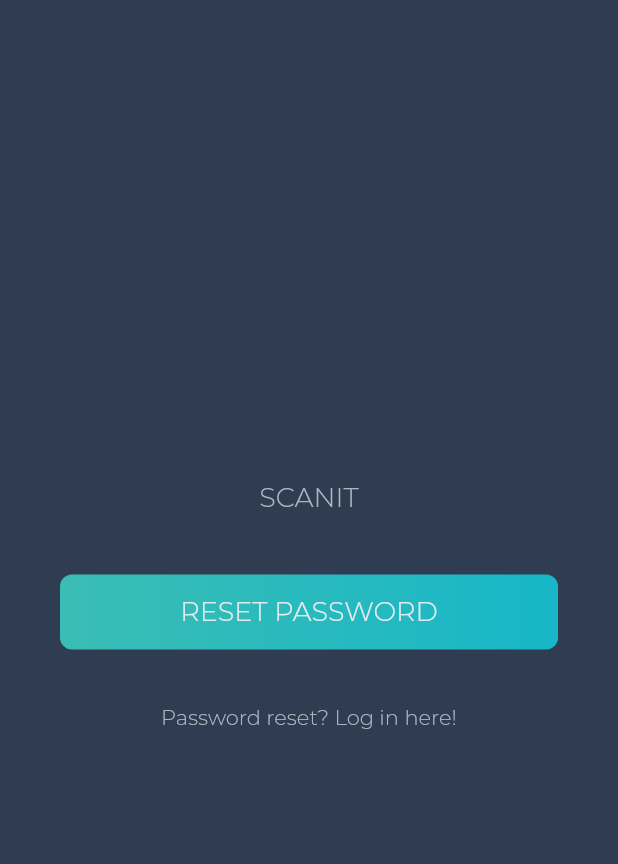
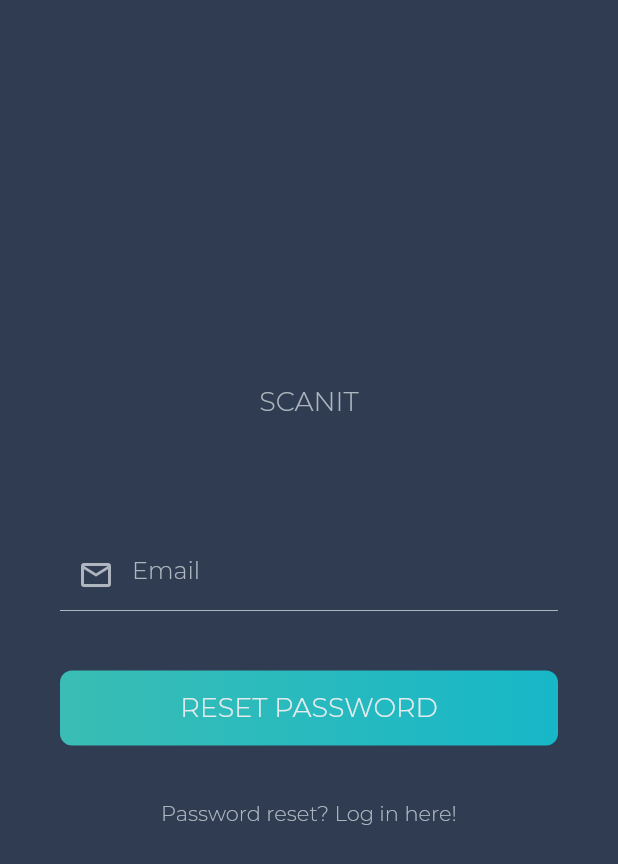
Before and after one commit to AndresGutierrez01/ScanIt, a Flutter app: the ForgotPassword screen opened directly, on a phone screen of 412 x 824 dp. Shown: the top 864 px of the screen. Run offline on Flutter 3.47's test engine with Material 2 defaults, Android fonts, the phone set to English and light mode, and no system bars.

Commit message:
Created forgotpasswordform widget

```diff
--- a/MobileApp/scanit/lib/pages/ForgotPassword.dart
+++ b/MobileApp/scanit/lib/pages/ForgotPassword.dart
@@ -1,5 +1,6 @@
 import 'package:flutter/material.dart';
 import 'package:scanit/utilites/AppColors.dart';
+import 'package:scanit/widgets/ForgotPasswordForm.dart';
 import 'package:scanit/widgets/FormButton.dart';
 import 'package:scanit/widgets/MainBanner.dart';
 import 'package:scanit/widgets/SlideLeftRoute.dart';
@@ -40,6 +41,7 @@ class _ForgotPasswordState extends State<ForgotPassword> {
                 Padding(
                   padding: EdgeInsets.all(20),
                 ),
+                ForgotPasswordForm(emailCtr: email,),
                 FormButton(text: "RESET PASSWORD", onTap: resetPassword),
                 Padding(padding: EdgeInsets.all(10),),
                 TextButton(
--- /dev/null
+++ b/MobileApp/scanit/lib/widgets/ForgotPasswordForm.dart
@@ -0,0 +1,33 @@
+import 'package:flutter/material.dart';
+import 'package:scanit/utilites/AppColors.dart';
+
+class ForgotPasswordForm extends StatelessWidget {
+
+  final TextEditingController emailCtr;
+  ForgotPasswordForm({
+    @required this.emailCtr,
+  });
+
+  @override
+  Widget build(BuildContext context) {
+    return Container(
+      margin: EdgeInsets.all(40),
+      child: Column(
+        children: <Widget>[
+          TextField(
+            controller: this.emailCtr,
+            keyboardType: TextInputType.emailAddress,
+            style: TextStyle(color: AppColors.white),
+            decoration: InputDecoration(
+              prefixIcon: Icon(Icons.mail_outline, color: AppColors.gray,),
+              hintText: "Email",
+              hintStyle: TextStyle(color: AppColors.gray),
+              border: InputBorder.none
+            ),
+          ),
+          Divider(color: AppColors.gray, height: 0,),
+        ],
+      ),
+    );
+  }
+}
```
